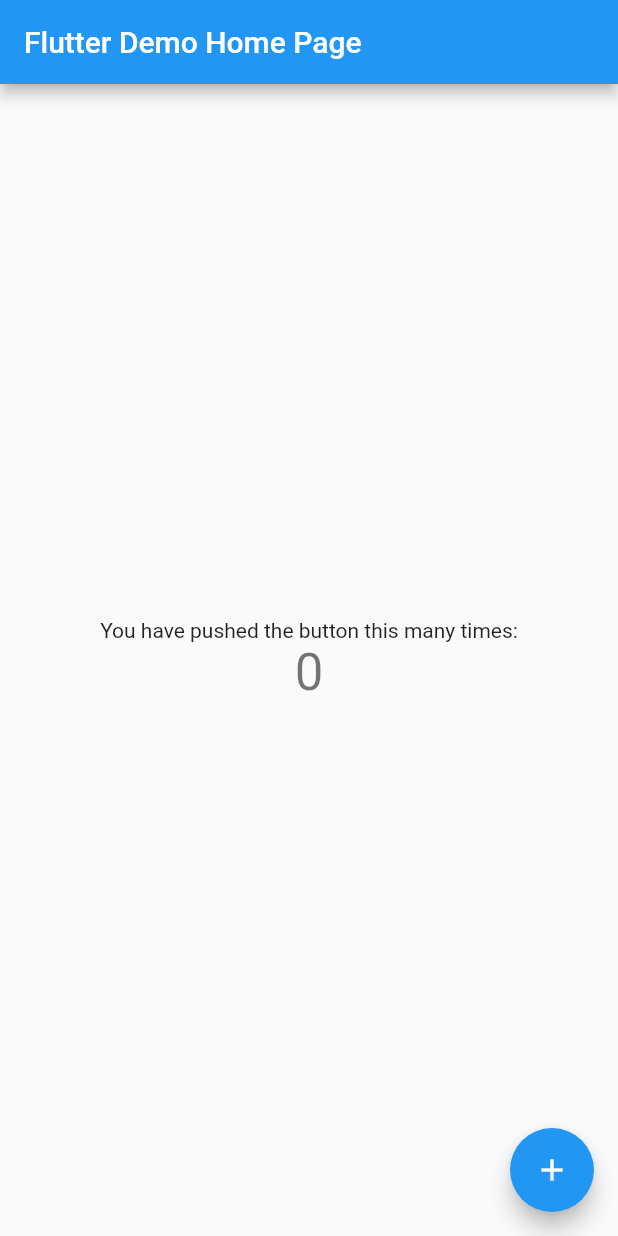
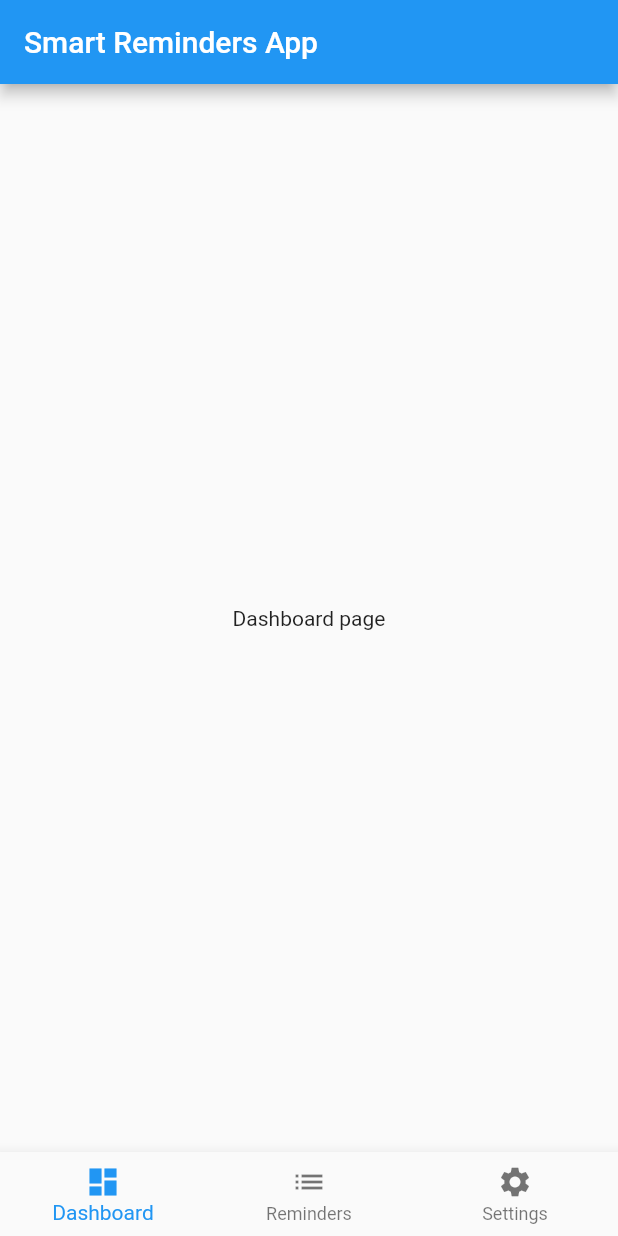
Before and after one commit to bogdanburnea/flutter_prj_1, a Flutter app: the screen it shows after launch, on a phone screen of 412 x 824 dp. Run offline on Flutter 3.47's test engine with Material 2 defaults, Android fonts, the phone set to English and light mode, and no system bars; our stand-ins replace get_it.

Commit message:
add project structure and state

```diff
--- a/lib/MyHomePage/MyHomePage.dart
+++ /dev/null
@@ -1,86 +0,0 @@
-import 'package:flutter/material.dart';
-
-class MyHomePage extends StatefulWidget {
-  const MyHomePage({super.key, required this.title});
-
-  // This widget is the home page of your application. It is stateful, meaning
-  // that it has a State object (defined below) that contains fields that affect
-  // how it looks.
-
-  // This class is the configuration for the state. It holds the values (in this
-  // case the title) provided by the parent (in this case the App widget) and
-  // used by the build method of the State. Fields in a Widget subclass are
-  // always marked "final".
-
-  final String title;
-
-  @override
-  State<MyHomePage> createState() => _MyHomePageState();
-}
-
-class _MyHomePageState extends State<MyHomePage> {
-  int _counter = 0;
-
-  void _incrementCounter() {
-    setState(() {
-      // This call to setState tells the Flutter framework that something has
-      // changed in this State, which causes it to rerun the build method below
-      // so that the display can reflect the updated values. If we changed
-      // _counter without calling setState(), then the build method would not be
-      // called again, and so nothing would appear to happen.
-      _counter++;
-    });
-  }
-
-  @override
-  Widget build(BuildContext context) {
-    // This method is rerun every time setState is called, for instance as done
-    // by the _incrementCounter method above.
-    //
-    // The Flutter framework has been optimized to make rerunning build methods
-    // fast, so that you can just rebuild anything that needs updating rather
-    // than having to individually change instances of widgets.
-    return Scaffold(
-      appBar: AppBar(
-        // Here we take the value from the MyHomePage object that was created by
-        // the App.build method, and use it to set our appbar title.
-        title: Text(widget.title),
-      ),
-      body: Center(
-        // Center is a layout widget. It takes a single child and positions it
-        // in the middle of the parent.
-        child: Column(
-          // Column is also a layout widget. It takes a list of children and
-          // arranges them vertically. By default, it sizes itself to fit its
-          // children horizontally, and tries to be as tall as its parent.
-          //
-          // Invoke "debug painting" (press "p" in the console, choose the
-          // "Toggle Debug Paint" action from the Flutter Inspector in Android
-          // Studio, or the "Toggle Debug Paint" command in Visual Studio Code)
-          // to see the wireframe for each widget.
-          //
-          // Column has various properties to control how it sizes itself and
-          // how it positions its children. Here we use mainAxisAlignment to
-          // center the children vertically; the main axis here is the vertical
-          // axis because Columns are vertical (the cross axis would be
-          // horizontal).
-          mainAxisAlignment: MainAxisAlignment.center,
-          children: <Widget>[
-            const Text(
-              'You have pushed the button this many times:',
-            ),
-            Text(
-              '$_counter',
-              style: Theme.of(context).textTheme.headline4,
-            ),
-          ],
-        ),
-      ),
-      floatingActionButton: FloatingActionButton(
-        onPressed: _incrementCounter,
-        tooltip: 'Increment',
-        child: const Icon(Icons.add),
-      ), // This trailing comma makes auto-formatting nicer for build methods.
-    );
-  }
-}
--- a/lib/main.dart
+++ b/lib/main.dart
@@ -1,18 +1,24 @@
 import 'package:flutter/material.dart';
-import 'package:flutter_prj_1/MyHomePage/MyHomePage.dart';
+import 'package:flutter_prj_1/pages/home/home_page.dart';
+import 'package:flutter_prj_1/services/service_locator.dart';
 
 void main() {
+
+  // connect to app logic layer, by singletons
+  setupGetIt();
+
   runApp(const MyApp());
 }
 
 class MyApp extends StatelessWidget {
+
   const MyApp({super.key});
 
   // This widget is the root of your application.
   @override
   Widget build(BuildContext context) {
     return MaterialApp(
-      title: 'Flutter Demo',
+      title: 'Smart Reminders App',
       theme: ThemeData(
         // This is the theme of your application.
         //
@@ -25,7 +31,7 @@ class MyApp extends StatelessWidget {
         // is not restarted.
         primarySwatch: Colors.blue,
       ),
-      home: const MyHomePage(title: 'Flutter Demo Home Page'),
+      home: const HomePage(title: 'Flutter Demo Main Page'),
     );
   }
 }
--- /dev/null
+++ b/lib/pages/home/home_page.dart
@@ -0,0 +1,69 @@
+import 'package:flutter/material.dart';
+import 'package:flutter_prj_1/pages/home/widgets/third_party/adaptive_scaffold.dart';
+import 'package:flutter_prj_1/pages/settings/settings_page.dart';
+
+class HomePage extends StatefulWidget {
+  const HomePage({super.key, required this.title});
+
+  final String title;
+
+  @override
+  State<HomePage> createState() => _HomePageState();
+}
+
+class _HomePageState extends State<HomePage> {
+  int _pageIndex = 0;
+  String _title = "Smart Reminders App";
+
+  @override
+  initState(){
+    _pageIndex = 0;
+    _title = "Smart Reminders App";
+  }
+
+  @override
+  Widget build(BuildContext context) {
+    return AdaptiveScaffold(
+      title: Text(_title),
+      currentIndex: _pageIndex,
+      destinations: const [
+        AdaptiveScaffoldDestination(title: 'Dashboard', icon: Icons.dashboard),
+        AdaptiveScaffoldDestination(title: 'Reminders', icon: Icons.list),
+        AdaptiveScaffoldDestination(title: 'Settings', icon: Icons.settings),
+      ],
+      body: _pageAtIndex(_pageIndex),
+      onNavigationIndexChange: (newIndex) {
+        setState(() {
+          _pageIndex = newIndex;
+          switch(_pageIndex) {
+            case 0: { _title = 'Smart Reminders App - Dashboard'; }
+            break;
+            case 1: { _title = 'Smart Reminders App - Reminders'; }
+            break;
+            case 2: { _title = 'Smart Reminders App - Settings'; }
+            break;
+          }
+        });
+      },
+    );
+  }
+
+  static Widget _pageAtIndex(int index) {
+    if (index == 0) {
+      // return const DashboardPage();
+      return const Center(child: Text('Dashboard page'));
+    }
+
+    if (index == 1) {
+      // return const EntriesPage();
+      return const Center(child: Text('Reminders page'));
+    }
+
+    if (index == 2) {
+      return const SettingsPage();
+      //return const Center(child: Text('Settings page'));
+    }
+
+    return const Center(child: Text('Settings page'));
+  }
+}
--- /dev/null
+++ b/lib/pages/home/widgets/third_party/adaptive_scaffold.dart
@@ -0,0 +1,161 @@
+// Copyright 2020, the Flutter project authors. Please see the AUTHORS file
+// for details. All rights reserved. Use of this source code is governed by a
+// BSD-style license that can be found in the LICENSE file.
+
+import 'package:flutter/material.dart';
+
+bool _isLargeScreen(BuildContext context) {
+  return MediaQuery.of(context).size.width > 960.0;
+}
+
+bool _isMediumScreen(BuildContext context) {
+  return MediaQuery.of(context).size.width > 640.0;
+}
+
+/// See bottomNavigationBarItem or NavigationRailDestination
+class AdaptiveScaffoldDestination {
+  final String title;
+  final IconData icon;
+
+  const AdaptiveScaffoldDestination({
+    required this.title,
+    required this.icon,
+  });
+}
+
+/// A widget that adapts to the current display size, displaying a [Drawer],
+/// [NavigationRail], or [BottomNavigationBar]. Navigation destinations are
+/// defined in the [destinations] parameter.
+class AdaptiveScaffold extends StatefulWidget {
+  final Widget? title;
+  final List<Widget> actions;
+  final Widget? body;
+  final int currentIndex;
+  final List<AdaptiveScaffoldDestination> destinations;
+  final ValueChanged<int>? onNavigationIndexChange;
+  final FloatingActionButton? floatingActionButton;
+
+  const AdaptiveScaffold({
+    this.title,
+    this.body,
+    this.actions = const [],
+    required this.currentIndex,
+    required this.destinations,
+    this.onNavigationIndexChange,
+    this.floatingActionButton,
+    super.key,
+  });
+
+  @override
+  State<AdaptiveScaffold> createState() => _AdaptiveScaffoldState();
+}
+
+class _AdaptiveScaffoldState extends State<AdaptiveScaffold> {
+  @override
+  Widget build(BuildContext context) {
+    // Show a Drawer
+    if (_isLargeScreen(context)) {
+      return Row(
+        children: [
+          Drawer(
+            child: Column(
+              children: [
+                DrawerHeader(
+                  child: Center(
+                    child: widget.title,
+                  ),
+                ),
+                for (var d in widget.destinations)
+                  ListTile(
+                    leading: Icon(d.icon),
+                    title: Text(d.title),
+                    selected:
+                        widget.destinations.indexOf(d) == widget.currentIndex,
+                    onTap: () => _destinationTapped(d),
+                  ),
+              ],
+            ),
+          ),
+          VerticalDivider(
+            width: 1,
+            thickness: 1,
+            color: Colors.grey[300],
+          ),
+          Expanded(
+            child: Scaffold(
+              appBar: AppBar(
+                actions: widget.actions,
+              ),
+              body: widget.body,
+              floatingActionButton: widget.floatingActionButton,
+            ),
+          ),
+        ],
+      );
+    }
+
+    // Show a navigation rail
+    if (_isMediumScreen(context)) {
+      return Scaffold(
+        appBar: AppBar(
+          title: widget.title,
+          actions: widget.actions,
+        ),
+        body: Row(
+          children: [
+            NavigationRail(
+              leading: widget.floatingActionButton,
+              destinations: [
+                ...widget.destinations.map(
+                  (d) => NavigationRailDestination(
+                    icon: Icon(d.icon),
+                    label: Text(d.title),
+                  ),
+                ),
+              ],
+              selectedIndex: widget.currentIndex,
+              onDestinationSelected: widget.onNavigationIndexChange ?? (_) {},
+            ),
+            VerticalDivider(
+              width: 1,
+              thickness: 1,
+              color: Colors.grey[300],
+            ),
+            Expanded(
+              child: widget.body!,
+            ),
+          ],
+        ),
+      );
+    }
+
+    // Show a bottom app bar
+    return Scaffold(
+      body: widget.body,
+      appBar: AppBar(
+        title: widget.title,
+        actions: widget.actions,
+      ),
+      bottomNavigationBar: BottomNavigationBar(
+        items: [
+          ...widget.destinations.map(
+            (d) => BottomNavigationBarItem(
+              icon: Icon(d.icon),
+              label: d.title,
+            ),
+          ),
+        ],
+        currentIndex: widget.currentIndex,
+        onTap: widget.onNavigationIndexChange,
+      ),
+      floatingActionButton: widget.floatingActionButton,
+    );
+  }
+
+  void _destinationTapped(AdaptiveScaffoldDestination destination) {
+    var idx = widget.destinations.indexOf(destination);
+    if (idx != widget.currentIndex) {
+      widget.onNavigationIndexChange!(idx);
+    }
+  }
+}
--- /dev/null
+++ b/lib/pages/settings/settings_page.dart
@@ -0,0 +1,26 @@
+import 'package:flutter/material.dart';
+import 'package:flutter_prj_1/pages/settings/widgets/user_name_text_widget.dart';
+
+class SettingsPage extends StatefulWidget {
+  const SettingsPage({super.key});
+
+  @override
+  _SettingsPageState createState() => _SettingsPageState();
+}
+
+class _SettingsPageState extends State<SettingsPage> {
+  @override
+  Widget build(BuildContext context) {
+    print('building SettingsPage');
+    return Scaffold(
+      body: Center(
+        child: Column(
+          mainAxisAlignment: MainAxisAlignment.center,
+          children: <Widget>[
+            UserNameTextWidget(),
+          ],
+        ),
+      ),
+    );
+  }
+}
--- /dev/null
+++ b/lib/pages/settings/settings_state_manager.dart
@@ -0,0 +1,18 @@
+import 'package:flutter_prj_1/state/user_state_notifier.dart';
+
+// logic for the page, completely decoupled from UI
+// link to one or more notifiers
+class SettingsStateManager {
+
+  // state manager presents setters for the state values
+  // setters are called from UI
+  // and perform business logic
+
+  // state notifiers, can be more notifiers and combine different logic in setters
+  final userStateNotifier = UserStateNotifier();
+
+  void setUserName(String userName) {
+    userStateNotifier.setUserName(userName);
+  }
+
+}
--- /dev/null
+++ b/lib/pages/settings/widgets/user_name_text_widget.dart
@@ -0,0 +1,22 @@
+import 'package:flutter/material.dart';
+import 'package:flutter_prj_1/pages/settings/settings_state_manager.dart';
+import 'package:flutter_prj_1/services/service_locator.dart';
+
+class UserNameTextWidget extends StatelessWidget {
+  const UserNameTextWidget({Key? key}) : super(key: key);
+
+  @override
+  Widget build(BuildContext context) {
+    final settingsStateManager = getIt<SettingsStateManager>();
+    return ValueListenableBuilder<String>(
+      valueListenable: settingsStateManager.userStateNotifier,
+      builder: (context, userName, child) {
+        print('building settings state: $userName');
+        return Text(
+          userName,
+          style: Theme.of(context).textTheme.headline2,
+        );
+      },
+    );
+  }
+}
--- /dev/null
+++ b/lib/services/service_locator.dart
@@ -0,0 +1,13 @@
+import 'package:flutter_prj_1/pages/settings/settings_state_manager.dart';
+import 'package:get_it/get_it.dart';
+
+final getIt = GetIt.instance;
+
+// singletons
+void setupGetIt() {
+  // state management layer
+  getIt.registerLazySingleton<SettingsStateManager>(() => SettingsStateManager());
+
+  // service layer
+  //getIt.registerLazySingleton<StorageService>(() => SharedPreferencesStorage());
+}
--- /dev/null
+++ b/lib/state/user_state_notifier.dart
@@ -0,0 +1,17 @@
+import 'package:flutter/material.dart';
+
+// The value variable belongs to ValueNotifier and anytime value changes,
+// any object that is listening to this ValueNotifier will get notified about the new value.
+class UserStateNotifier extends ValueNotifier<String> {
+
+  static const String initialUserName = "initialUserName";
+
+  // set intial value to intialUserName
+  UserStateNotifier() : super(initialUserName);
+
+  void setUserName( String userName ){
+    value = userName;
+    // here i can further call storage service ...
+  }
+
+}
--- a/pubspec.yaml
+++ b/pubspec.yaml
@@ -36,6 +36,8 @@ dependencies:
   # The following adds the Cupertino Icons font to your application.
   # Use with the CupertinoIcons class for iOS style icons.
   cupertino_icons: ^1.0.2
+  username_gen: ^1.0.4
+  get_it: ^6.0.0
 
 dev_dependencies:
   flutter_test:
```
Also changed, not shown: pubspec.lock.
